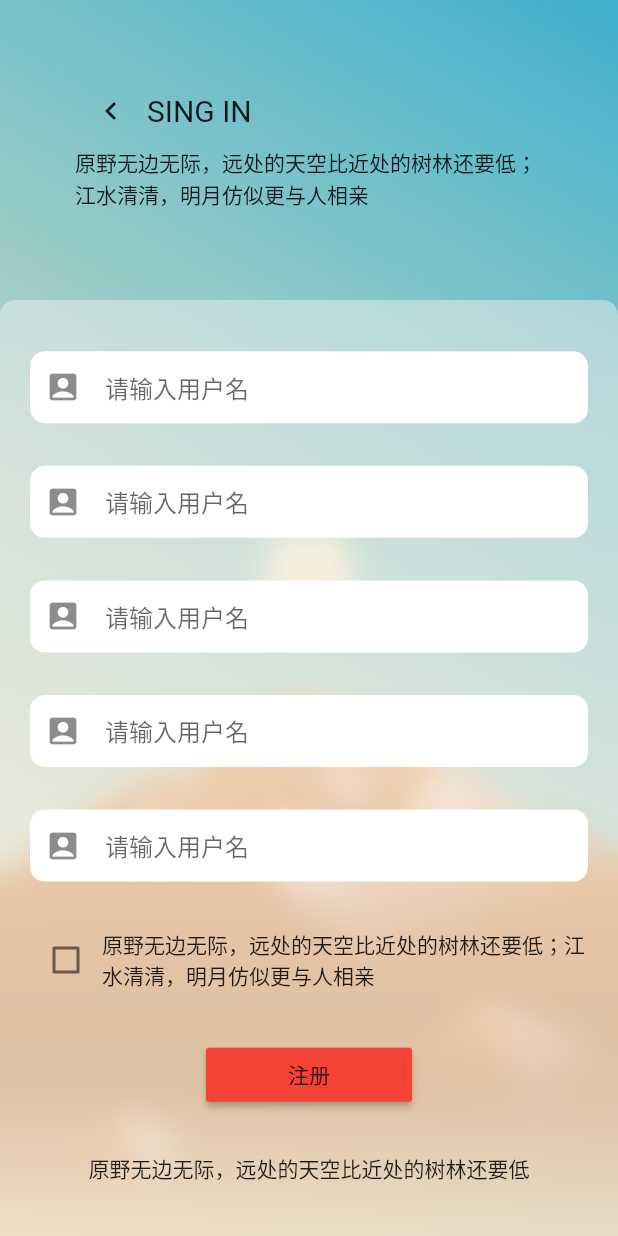
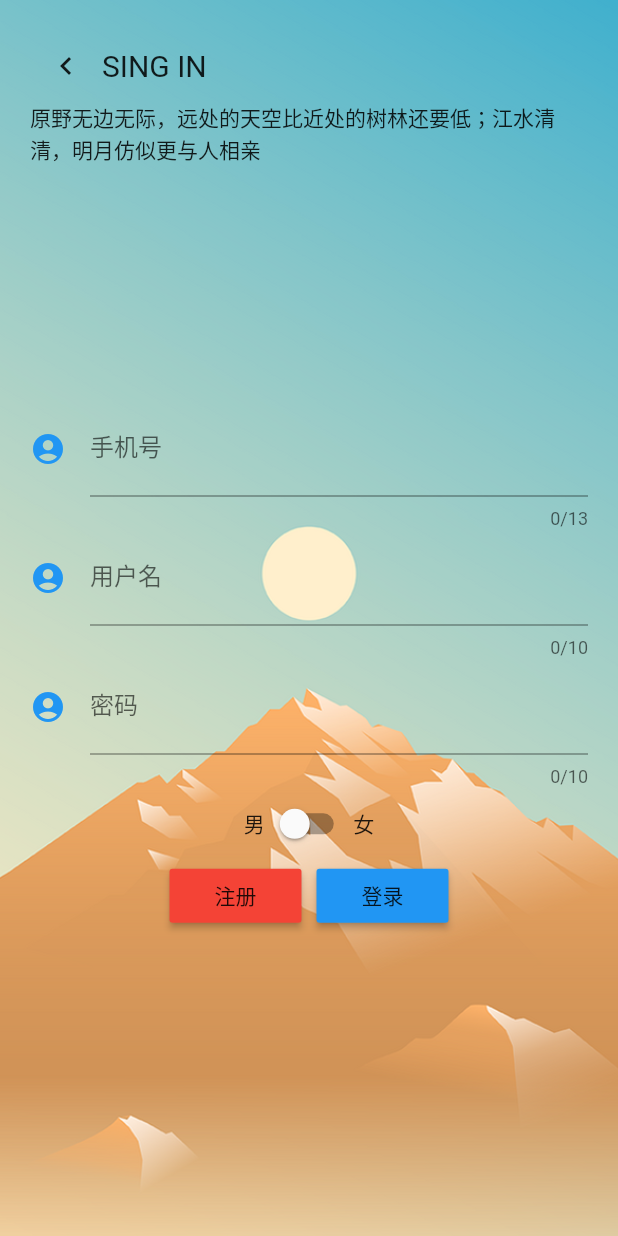
Before and after one commit to Linsugar/familytest, a Flutter app: the Regitser screen opened directly, on a phone screen of 412 x 824 dp. Run offline on Flutter 3.47's test engine with Material 2 defaults, Android fonts, the light colour scheme and no system bars; our stand-ins replace device_info, dio, flutter_swiper, fluttertoast, image_picker, rive and 1 more; accounts and stored records are empty; network calls fail.

Commit message:
更新登陆界面

```diff
--- a/lib/pages/login/register.dart
+++ b/lib/pages/login/register.dart
@@ -1,5 +1,7 @@
 import 'dart:ui';
+import 'package:familytest/network/requests.dart';
 import 'package:flutter/material.dart';
+import 'package:familytest/pages/login/login.dart';
 class Regitser extends StatefulWidget{
   @override
   State<StatefulWidget> createState() {
@@ -9,26 +11,21 @@
 }
 
 class RegisterState extends State<Regitser>{
+  bool checkbool = false;
+  bool sexbool = false;
   @override
   Widget build(BuildContext context) {
     // TODO: implement build
     var _size = MediaQuery.of(context).size;
     return Scaffold(
       resizeToAvoidBottomInset: false,
-      body: SingleChildScrollView(
-        child: Container(
-          width: _size.width,
-          height: _size.height,
-          decoration: BoxDecoration(image: DecorationImage(image: AssetImage('images/login.jpg'),fit: BoxFit.cover)),
+      body: Container(
           child: Stack(
             children: [
-              Positioned(
-                top: 50,
-                left: 50,
-                right: 50,
-                child: Container(
-                  width: _size.width,
-                  height: 200,
+              Container(decoration: BoxDecoration(image: DecorationImage(image: AssetImage('images/login.jpg'),fit: BoxFit.cover)),
+                child: Flex(direction: Axis.vertical,children: [
+                  Expanded(flex: 3,child: Container(
+                    padding: EdgeInsets.all(20),
                     child: Column(
                         children:[
                           Row(
@@ -41,99 +38,52 @@
                           Expanded(child: Text("原野无边无际，远处的天空比近处的树林还要低；江水清清，明月仿似更与人相亲",maxLines: 2,))
                         ]
                     ),
-                ),
-              ),
-              Positioned(
-                top:200,
-                child: Form(
-                  child: Center(
-                    child: ClipRect(
-                      child: BackdropFilter(
-                        filter: ImageFilter.blur(sigmaX: 10.0,sigmaY: 10.0),
-                        child: Container(padding: EdgeInsets.all(20),width: _size.width,height: _size.height-200,decoration: BoxDecoration(borderRadius: BorderRadius.only(topLeft: Radius.circular(10),topRight: Radius.circular(10)),color: Colors.grey.shade200.withOpacity(0.5)),child: Column(
-                          mainAxisAlignment: MainAxisAlignment.spaceAround,
+                  ),),
+                  Expanded(flex:7,child: Container(padding: EdgeInsets.all(20),child: Form(
+                    child: Column(
                       children: [
-                            for(var i=0;i<5;i++)
-                           Container(decoration: BoxDecoration(borderRadius: BorderRadius.circular(10),color: Colors.white),padding: EdgeInsets.only(left: 10,right: 10),
-                               child: TextFormField(
-                                 decoration: InputDecoration(
-                                     border:InputBorder.none,icon: Icon(Icons.account_box),hintText: "请输入用户名"),)),
-
-                          Row(children: [
-                            Checkbox(onChanged: (value){},value: false,),
-                            Expanded(child: Text("原野无边无际，远处的天空比近处的树林还要低；江水清清，明月仿似更与人相亲",maxLines: 2,))
+                        TextFormField(key: UniqueKey(),maxLength: 13,maxLines: 1,decoration: InputDecoration(
+                            icon: Icon(Icons.account_circle,color: Colors.blue,),
+                            hintText: "请输入手机号码",
+                            labelText: "手机号"
+                        ),),
+                        TextFormField(key: UniqueKey(),maxLength: 10,maxLines: 1,decoration: InputDecoration(
+                            icon: Icon(Icons.account_circle,color: Colors.blue,),
+                            hintText: "请输入用户名",
+                            labelText: "用户名"
+                        ),),
+                        TextFormField(key: UniqueKey(),maxLength: 10,maxLines: 1,decoration: InputDecoration(
+                            icon: Icon(Icons.account_circle,color: Colors.blue,),
+                            hintText: "请输入面膜",
+                            labelText: "密码"
+                        ),),
+                        Row(mainAxisAlignment: MainAxisAlignment.center,children: [
+                          Text("男"),
+                          Switch(value: sexbool, onChanged: (value){
+                            setState(() {
+                              sexbool = value;
+                            });
+                          }),
+                          Text("女")
                         ],),
-                            Container(width: _size.width/3,child: MaterialButton(color: Colors.red,onPressed: (){},child: Text("注册"),)),
-                            Text("原野无边无际，远处的天空比近处的树林还要低")
-                          ],
-                        )),
-                      ),
-                    ),
-                  ),
-                ),
-              )
+                        Row(
+                          mainAxisAlignment: MainAxisAlignment.center,
+                          children: [
+                          MaterialButton(color: Colors.red,child: Text("注册"),onPressed: (){
+//                            Request.setNetwork('user/', da)
+                          },),
+                          SizedBox(width: 10,),
+                          MaterialButton(color: Colors.blue,child: Text("登录"),onPressed: (){
+                            Navigator.pushReplacement(context, MaterialPageRoute(builder: (context)=>Login()));
+                          },),
+                        ],)
                       ],
                     ),
+                  ),)),
+                ],),),
+            ],
           ),
         ),
     );
   }
 }
-
-//Scaffold(
-//resizeToAvoidBottomInset: false,
-//body: SingleChildScrollView(
-//child: Container(
-//width: _size.width,
-//height: _size.height,
-//decoration: BoxDecoration(image:DecorationImage(image: AssetImage('images/login.jpg'),fit: BoxFit.cover) ),
-//child: Stack(
-//children: [
-//ConstrainedBox(
-//constraints: BoxConstraints.expand(),
-//child: Positioned(
-//top: 100,
-//child: Container(
-//child: BackdropFilter(
-//filter: ImageFilter.blur(sigmaX: 5.0,sigmaY: 5.0),
-//child: Opacity(
-//opacity: 0.4,
-//child: Container(
-//width: _size.width,height: _size.height-100,),
-//),
-//),
-//)),
-//),
-//Positioned(
-//top: 100,
-//child: Container(
-//padding: EdgeInsets.only(left: 20,right: 20,top: 5,bottom: 20 ),
-//width: _size.width,
-//height: _size.height-100,
-//child: Form(
-//child: Column(
-//mainAxisAlignment: MainAxisAlignment.spaceBetween,
-//children: [
-//Container(color: Colors.red,width: _size.width/3,height: 2,),
-//Container(padding: EdgeInsets.only(right: 10,left: 10),decoration: BoxDecoration(borderRadius: BorderRadius.circular(10),border: Border.all()),child: TextFormField(decoration: InputDecoration(icon: Icon(Icons.supervised_user_circle),hintText: "请输入用户名"),)),
-//Container(padding: EdgeInsets.only(right: 10,left: 10),decoration: BoxDecoration(borderRadius: BorderRadius.circular(10),border: Border.all()),child: TextFormField(decoration: InputDecoration(icon: Icon(Icons.supervised_user_circle),hintText: "请输入用户名"),)),
-//Container(padding: EdgeInsets.only(right: 10,left: 10),decoration: BoxDecoration(borderRadius: BorderRadius.circular(10),border: Border.all()),child: TextFormField(decoration: InputDecoration(icon: Icon(Icons.supervised_user_circle),hintText: "请输入用户名"),)),
-//Container(padding: EdgeInsets.only(right: 10,left: 10),decoration: BoxDecoration(borderRadius: BorderRadius.circular(10),border: Border.all()),child: TextFormField(decoration: InputDecoration(icon: Icon(Icons.supervised_user_circle),hintText: "请输入用户名"),)),
-//Container(padding: EdgeInsets.only(right: 10,left: 10),decoration: BoxDecoration(borderRadius: BorderRadius.circular(10),border: Border.all()),child: TextFormField(decoration: InputDecoration(icon: Icon(Icons.supervised_user_circle),hintText: "请输入用户名"),)),
-//Row(
-//children: [
-//Checkbox(onChanged: (value){},value: false,),
-//Expanded(child: Text("原野无边无际，远处的天空比近处的树林还要低；江水清清，明月仿似更与人相亲",maxLines: 2,)),
-//],
-//),
-//Container(width: _size.width/2,child: RaisedButton(color: Colors.red,child: Text("注册"),onPressed: (){},),),
-//Text("原野无边无际，远处的天空比近处的树林还要低")
-//],
-//),
-//),
-//),)
-//],
-//),
-//),
-//),
-//);
--- a/lib/routes/Rout.dart
+++ b/lib/routes/Rout.dart
@@ -1,6 +1,7 @@
 import 'package:familytest/pages/chat/Chatchild.dart';
 import 'package:familytest/pages/family/childcpns/ChildFamily.dart';
 import 'package:familytest/pages/home/Home.dart';
+import 'package:familytest/pages/login/register.dart';
 import 'package:familytest/pages/mine/childcpns/cremracpn.dart';
 import 'package:familytest/pages/mine/childcpns/dynamicpn.dart';
 import 'package:familytest/pages/mine/childcpns/familycpns.dart';
@@ -22,6 +23,7 @@
     '/feedbook':(context,{argument})=>feedbook(),
     '/interg':(context,{argument})=>interg(),
     '/familcpn':(context,{argument})=>familcpn(),
+    '/Regitser':(context,{argument})=>Regitser(),
   };
 
 // ignore: missing_return, top_level_function_literal_block
--- a/pubspec.yaml
+++ b/pubspec.yaml
@@ -40,8 +40,6 @@
   fluttertoast: ^8.0.3
   permission_handler: ^6.1.1
   sqflite: ^2.0.0+3
-
-
   # The following adds the Cupertino Icons font to your application.
   # Use with the CupertinoIcons class for iOS style icons.
   cupertino_icons: ^1.0.2
```
Also changed, not shown: lib/main.dart (+2 -6 lines), lib/network/requests.dart (+9 -4 lines), lib/pages/login/login.dart (+35 -22 lines), lib/pages/mine/childcpns/mysetting.dart (+42 -21 lines), lib/pages/mine/myui.dart (+15 -1 lines). Lines whose indentation alone changed are shown as unchanged.
